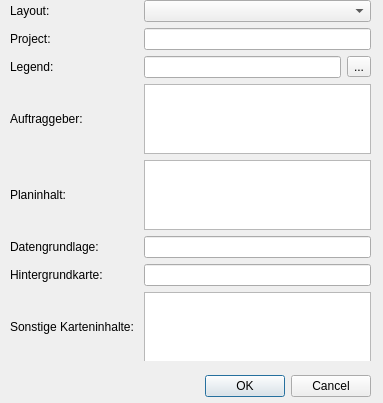
Before: the Qt Designer form auto_map/auto_map_dialog_base.ui in tomreal180/QGIS-Geodatabase, drawn with Qt 5.
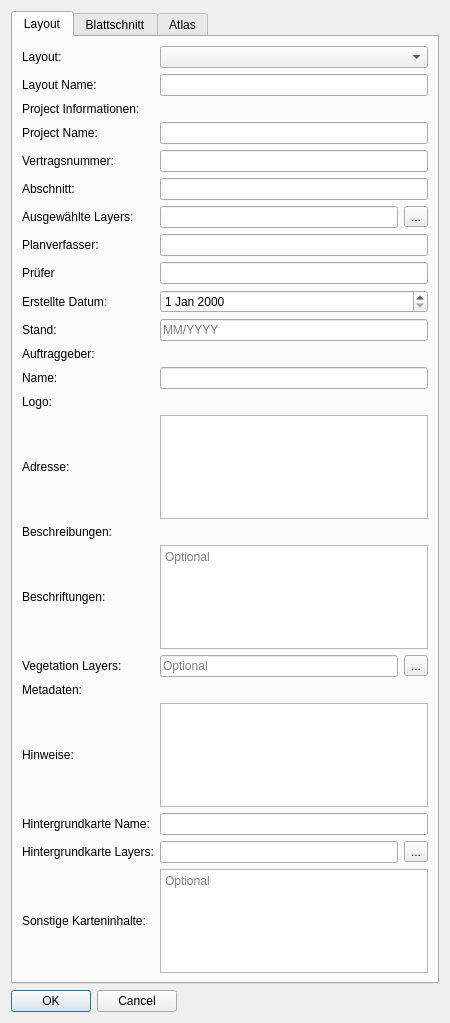
After: the same form once the commit is applied. Custom widgets are drawn as their Qt base class.

Commit message: New: Complete Auto Map plugin

What changed in the file:
```diff
--- a/auto_map/auto_map_dialog_base.ui
+++ b/auto_map/auto_map_dialog_base.ui
@@ -6,22 +6,16 @@
    <rect>
     <x>0</x>
     <y>0</y>
-    <width>383</width>
-    <height>403</height>
+    <width>450</width>
+    <height>1023</height>
    </rect>
   </property>
   <property name="windowTitle">
    <string>Layout Render</string>
   </property>
+  <layout class="QFormLayout" name="formLayout_3">
+   <item row="1" column="0">
   <widget class="QDialogButtonBox" name="button_box">
-   <property name="geometry">
-    <rect>
-     <x>10</x>
-     <y>370</y>
-     <width>361</width>
-     <height>32</height>
-    </rect>
-   </property>
    <property name="orientation">
     <enum>Qt::Horizontal</enum>
    </property>
@@ -29,96 +23,266 @@
     <set>QDialogButtonBox::Cancel|QDialogButtonBox::Ok</set>
    </property>
   </widget>
-  <widget class="QWidget" name="layoutWidget">
-   <property name="geometry">
-    <rect>
-     <x>10</x>
-     <y>0</y>
-     <width>361</width>
-     <height>361</height>
-    </rect>
-   </property>
+   </item>
+   <item row="0" column="0" colspan="2">
+    <widget class="QTabWidget" name="tabWidget">
+     <property name="currentIndex">
+      <number>0</number>
+     </property>
+     <property name="tabBarAutoHide">
+      <bool>true</bool>
+     </property>
+     <widget class="QWidget" name="tab_1">
+      <attribute name="title">
+       <string>Layout</string>
+      </attribute>
+      <layout class="QGridLayout" name="gridLayout_2">
+       <item row="0" column="0">
    <layout class="QGridLayout" name="gridLayout">
-    <item row="2" column="1" colspan="2">
+         <item row="10" column="1" colspan="3">
+          <widget class="QDateEdit" name="dateEdit"/>
+         </item>
+         <item row="2" column="0">
+          <widget class="QLabel" name="label_12">
+           <property name="text">
+            <string>Project Informationen:</string>
+           </property>
+          </widget>
+         </item>
+         <item row="18" column="0">
+          <widget class="QLabel" name="label_20">
+           <property name="text">
+            <string>Beschriftungen:</string>
+           </property>
+          </widget>
+         </item>
+         <item row="16" column="0">
+          <widget class="QLabel" name="label_3">
+           <property name="text">
+            <string>Adresse:</string>
+           </property>
+          </widget>
+         </item>
+         <item row="5" column="0">
+          <widget class="QLabel" name="label_15">
+           <property name="text">
+            <string>Abschnitt:</string>
+           </property>
+          </widget>
+         </item>
+         <item row="6" column="3">
+          <widget class="QToolButton" name="toolButton">
+           <property name="text">
+            <string>...</string>
+           </property>
+          </widget>
+         </item>
+         <item row="29" column="3">
+          <widget class="QToolButton" name="toolButton_2">
+           <property name="text">
+            <string>...</string>
+           </property>
+          </widget>
+         </item>
+         <item row="7" column="1" colspan="3">
+          <widget class="QLineEdit" name="lineEdit_8"/>
+         </item>
+         <item row="6" column="1" colspan="2">
      <widget class="QLineEdit" name="lineEdit_2"/>
     </item>
+         <item row="29" column="1" colspan="2">
+          <widget class="QLineEdit" name="lineEdit_3"/>
+         </item>
+         <item row="27" column="1" colspan="3">
+          <widget class="QLineEdit" name="lineEdit_4"/>
+         </item>
+         <item row="6" column="0">
+          <widget class="QLabel" name="label_2">
+           <property name="text">
+            <string>Ausgewählte Layers:</string>
+           </property>
+          </widget>
+         </item>
+         <item row="10" column="0">
+          <widget class="QLabel" name="label_18">
+           <property name="text">
+            <string>Erstellte Datum:</string>
+           </property>
+          </widget>
+         </item>
     <item row="1" column="1" colspan="3">
-     <widget class="QLineEdit" name="lineEdit"/>
+          <widget class="QLineEdit" name="lineEdit_12"/>
+         </item>
+         <item row="19" column="1" colspan="2">
+          <widget class="QLineEdit" name="lineEdit_11">
+           <property name="placeholderText">
+            <string>Optional</string>
+           </property>
+          </widget>
     </item>
     <item row="1" column="0">
-     <widget class="QLabel" name="label">
+          <widget class="QLabel" name="label_26">
       <property name="text">
-       <string>Project:</string>
+            <string>Layout Name:</string>
       </property>
      </widget>
     </item>
-    <item row="4" column="0">
+         <item row="4" column="1" colspan="3">
+          <widget class="QLineEdit" name="lineEdit_6"/>
+         </item>
+         <item row="24" column="0">
      <widget class="QLabel" name="label_4">
       <property name="text">
-       <string>Planinhalt:</string>
+            <string>Hinweise:</string>
       </property>
      </widget>
     </item>
-    <item row="5" column="0">
-     <widget class="QLabel" name="label_5">
+         <item row="3" column="0">
+          <widget class="QLabel" name="label">
       <property name="text">
-       <string>Datengrundlage:</string>
+            <string>Project Name:</string>
       </property>
      </widget>
     </item>
-    <item row="7" column="0">
+         <item row="5" column="1" colspan="3">
+          <widget class="QLineEdit" name="lineEdit_7"/>
+         </item>
+         <item row="30" column="0">
      <widget class="QLabel" name="label_7">
       <property name="text">
        <string>Sonstige Karteninhalte: </string>
       </property>
      </widget>
     </item>
-    <item row="4" column="1" colspan="3">
-     <widget class="QPlainTextEdit" name="plainTextEdit_2"/>
-    </item>
-    <item row="5" column="1" colspan="3">
-     <widget class="QLineEdit" name="lineEdit_3"/>
-    </item>
-    <item row="7" column="1" colspan="3">
-     <widget class="QPlainTextEdit" name="plainTextEdit_3"/>
-    </item>
-    <item row="2" column="0">
-     <widget class="QLabel" name="label_2">
+         <item row="11" column="0">
+          <widget class="QLabel" name="label_19">
+           <property name="text">
+            <string>Stand:</string>
+           </property>
+          </widget>
+         </item>
+         <item row="19" column="0">
+          <widget class="QLabel" name="label_22">
+           <property name="text">
+            <string>Vegetation Layers:</string>
+           </property>
+          </widget>
+         </item>
+         <item row="8" column="0">
+          <widget class="QLabel" name="label_17">
       <property name="text">
-       <string>Legend:</string>
+            <string>Prüfer</string>
       </property>
      </widget>
     </item>
-    <item row="3" column="0">
-     <widget class="QLabel" name="label_3">
+         <item row="16" column="1" colspan="3">
+          <widget class="QPlainTextEdit" name="plainTextEdit"/>
+         </item>
+         <item row="12" column="0">
+          <widget class="QLabel" name="label_13">
       <property name="text">
        <string>Auftraggeber:</string>
       </property>
      </widget>
     </item>
-    <item row="6" column="0">
-     <widget class="QLabel" name="label_6">
+         <item row="23" column="0">
+          <widget class="QLabel" name="label_14">
       <property name="text">
-       <string>Hintergrundkarte:</string>
+            <string>Metadaten:</string>
       </property>
      </widget>
     </item>
-    <item row="6" column="1" colspan="3">
-     <widget class="QLineEdit" name="lineEdit_4"/>
-    </item>
-    <item row="2" column="3">
-     <widget class="QToolButton" name="toolButton">
+         <item row="11" column="1" colspan="3">
+          <widget class="QLineEdit" name="lineEdit_10">
       <property name="text">
-       <string>...</string>
-      </property>
-     </widget>
-    </item>
+            <string/>
+           </property>
+           <property name="placeholderText">
+            <string>MM/YYYY</string>
+           </property>
+          </widget>
+         </item>
+         <item row="14" column="1" colspan="3">
+          <widget class="QgsFileWidget" name="mQgsFileWidget"/>
+         </item>
+         <item row="24" column="1" colspan="3">
+          <widget class="QPlainTextEdit" name="plainTextEdit_2"/>
+         </item>
     <item row="3" column="1" colspan="3">
-     <widget class="QPlainTextEdit" name="plainTextEdit"/>
+          <widget class="QLineEdit" name="lineEdit"/>
+         </item>
+         <item row="17" column="0">
+          <widget class="QLabel" name="label_21">
+           <property name="text">
+            <string>Beschreibungen:</string>
+           </property>
+          </widget>
+         </item>
+         <item row="4" column="0">
+          <widget class="QLabel" name="label_11">
+           <property name="text">
+            <string>Vertragsnummer:</string>
+           </property>
+          </widget>
+         </item>
+         <item row="29" column="0">
+          <widget class="QLabel" name="label_5">
+           <property name="text">
+            <string>Hintergrundkarte Layers:</string>
+           </property>
+          </widget>
+         </item>
+         <item row="19" column="3">
+          <widget class="QToolButton" name="toolButton_3">
+           <property name="text">
+            <string>...</string>
+           </property>
+          </widget>
+         </item>
+         <item row="8" column="1" colspan="3">
+          <widget class="QLineEdit" name="lineEdit_9"/>
+         </item>
+         <item row="7" column="0">
+          <widget class="QLabel" name="label_16">
+           <property name="text">
+            <string>Planverfasser:</string>
+           </property>
+          </widget>
+         </item>
+         <item row="13" column="1" colspan="3">
+          <widget class="QLineEdit" name="lineEdit_5"/>
+         </item>
+         <item row="27" column="0">
+          <widget class="QLabel" name="label_6">
+           <property name="text">
+            <string>Hintergrundkarte Name:</string>
+           </property>
+          </widget>
+         </item>
+         <item row="18" column="1" colspan="3">
+          <widget class="QPlainTextEdit" name="plainTextEdit_4">
+           <property name="placeholderText">
+            <string>Optional</string>
+           </property>
+          </widget>
+         </item>
+         <item row="30" column="1" colspan="3">
+          <widget class="QPlainTextEdit" name="plainTextEdit_3">
+           <property name="placeholderText">
+            <string>Optional</string>
+           </property>
+          </widget>
     </item>
     <item row="0" column="1" colspan="3">
      <widget class="QComboBox" name="comboBox"/>
     </item>
+         <item row="14" column="0">
+          <widget class="QLabel" name="label_10">
+           <property name="text">
+            <string>Logo:</string>
+           </property>
+          </widget>
+         </item>
     <item row="0" column="0">
      <widget class="QLabel" name="label_8">
       <property name="text">
@@ -126,9 +290,166 @@
       </property>
      </widget>
     </item>
-   </layout>
-  </widget>
- </widget>
+         <item row="13" column="0">
+          <widget class="QLabel" name="label_9">
+           <property name="text">
+            <string>Name:</string>
+           </property>
+          </widget>
+         </item>
+        </layout>
+       </item>
+      </layout>
+     </widget>
+     <widget class="QWidget" name="tab_2">
+      <attribute name="title">
+       <string>Blattschnitt</string>
+      </attribute>
+      <layout class="QVBoxLayout" name="verticalLayout">
+       <item>
+        <layout class="QFormLayout" name="formLayout">
+         <item row="0" column="0">
+          <widget class="QLabel" name="label_23">
+           <property name="text">
+            <string>Layout:</string>
+           </property>
+          </widget>
+         </item>
+         <item row="0" column="1">
+          <widget class="QComboBox" name="comboBox_2"/>
+         </item>
+         <item row="1" column="0">
+          <widget class="QLabel" name="label_24">
+           <property name="text">
+            <string>Map ID:</string>
+           </property>
+          </widget>
+         </item>
+         <item row="2" column="0">
+          <widget class="QLabel" name="label_25">
+           <property name="text">
+            <string>Layer:</string>
+           </property>
+          </widget>
+         </item>
+         <item row="2" column="1">
+          <widget class="QComboBox" name="comboBox_3"/>
+         </item>
+         <item row="3" column="0">
+          <widget class="QLabel" name="label_27">
+           <property name="text">
+            <string>Maßstab:</string>
+           </property>
+          </widget>
+         </item>
+         <item row="3" column="1">
+          <widget class="QLineEdit" name="lineEdit_14">
+           <property name="placeholderText">
+            <string/>
+           </property>
+          </widget>
+         </item>
+         <item row="4" column="1">
+          <widget class="QCheckBox" name="checkBox_2">
+           <property name="text">
+            <string>Nord-Orientierung</string>
+           </property>
+          </widget>
+         </item>
+         <item row="1" column="1">
+          <widget class="QComboBox" name="comboBox_6"/>
+         </item>
+        </layout>
+       </item>
+      </layout>
+     </widget>
+     <widget class="QWidget" name="tab_3">
+      <attribute name="title">
+       <string>Atlas</string>
+      </attribute>
+      <layout class="QVBoxLayout" name="verticalLayout_2">
+       <item>
+        <layout class="QFormLayout" name="formLayout_2">
+         <item row="0" column="0">
+          <widget class="QLabel" name="label_28">
+           <property name="text">
+            <string>Abdeckung:</string>
+           </property>
+          </widget>
+         </item>
+         <item row="0" column="1">
+          <widget class="QComboBox" name="comboBox_4"/>
+         </item>
+         <item row="1" column="0">
+          <widget class="QLabel" name="label_29">
+           <property name="text">
+            <string>Layout:</string>
+           </property>
+          </widget>
+         </item>
+         <item row="1" column="1">
+          <widget class="QComboBox" name="comboBox_5"/>
+         </item>
+         <item row="2" column="0">
+          <widget class="QLabel" name="label_31">
+           <property name="text">
+            <string>Map ID:</string>
+           </property>
+          </widget>
+         </item>
+         <item row="3" column="0">
+          <widget class="QLabel" name="label_30">
+           <property name="text">
+            <string>Maßstab:</string>
+           </property>
+          </widget>
+         </item>
+         <item row="3" column="1">
+          <widget class="QLineEdit" name="lineEdit_15">
+           <property name="placeholderText">
+            <string/>
+           </property>
+          </widget>
+         </item>
+         <item row="4" column="0">
+          <widget class="QLabel" name="label_32">
+           <property name="text">
+            <string>Index Spalte Name:</string>
+           </property>
+          </widget>
+         </item>
+         <item row="4" column="1">
+          <widget class="QLineEdit" name="lineEdit_17">
+           <property name="placeholderText">
+            <string/>
+           </property>
+          </widget>
+         </item>
+         <item row="5" column="1">
+          <widget class="QCheckBox" name="checkBox">
+           <property name="text">
+            <string>Auto Renumbering</string>
+           </property>
+          </widget>
+         </item>
+         <item row="2" column="1">
+          <widget class="QComboBox" name="comboBox_7"/>
+         </item>
+        </layout>
+       </item>
+      </layout>
+     </widget>
+    </widget>
+   </item>
+  </layout>
+ </widget>
+ <customwidgets>
+  <customwidget>
+   <class>QgsFileWidget</class>
+   <extends>QWidget</extends>
+   <header>qgsfilewidget.h</header>
+  </customwidget>
+ </customwidgets>
  <resources/>
  <connections>
   <connection>
```
Lines whose indentation alone changed are shown as unchanged. The commit also changes 30 other files.
